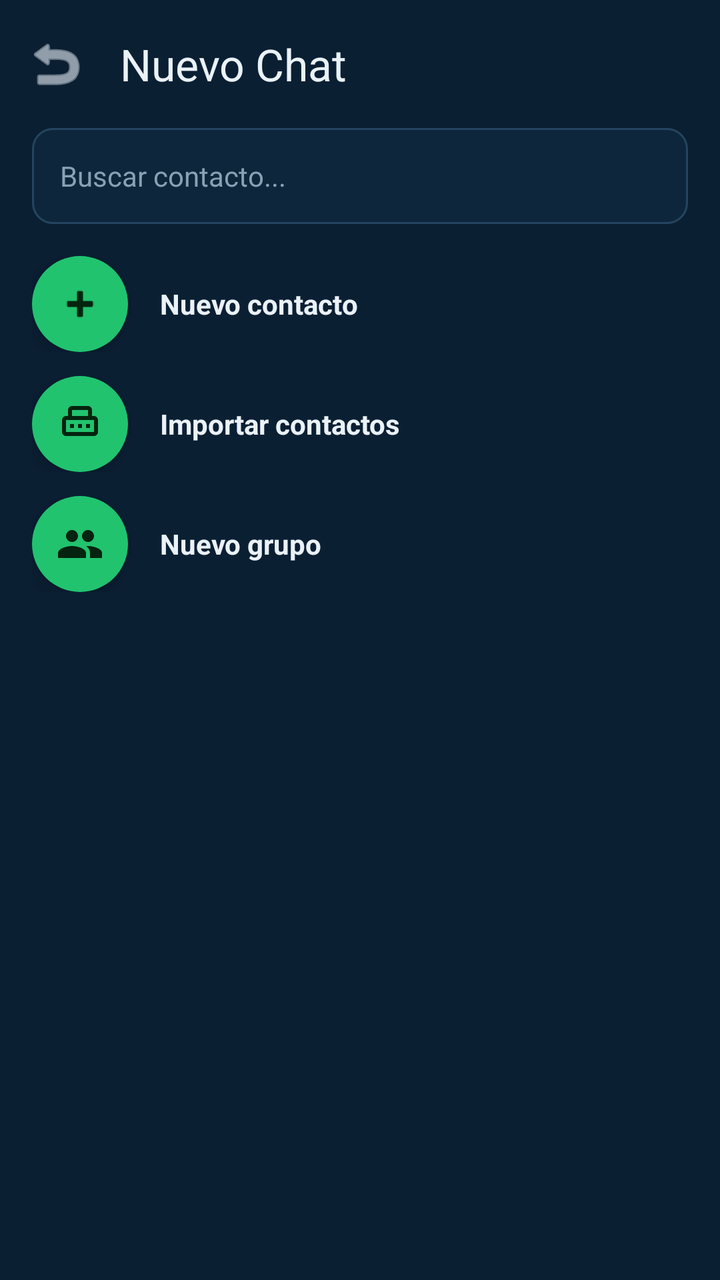
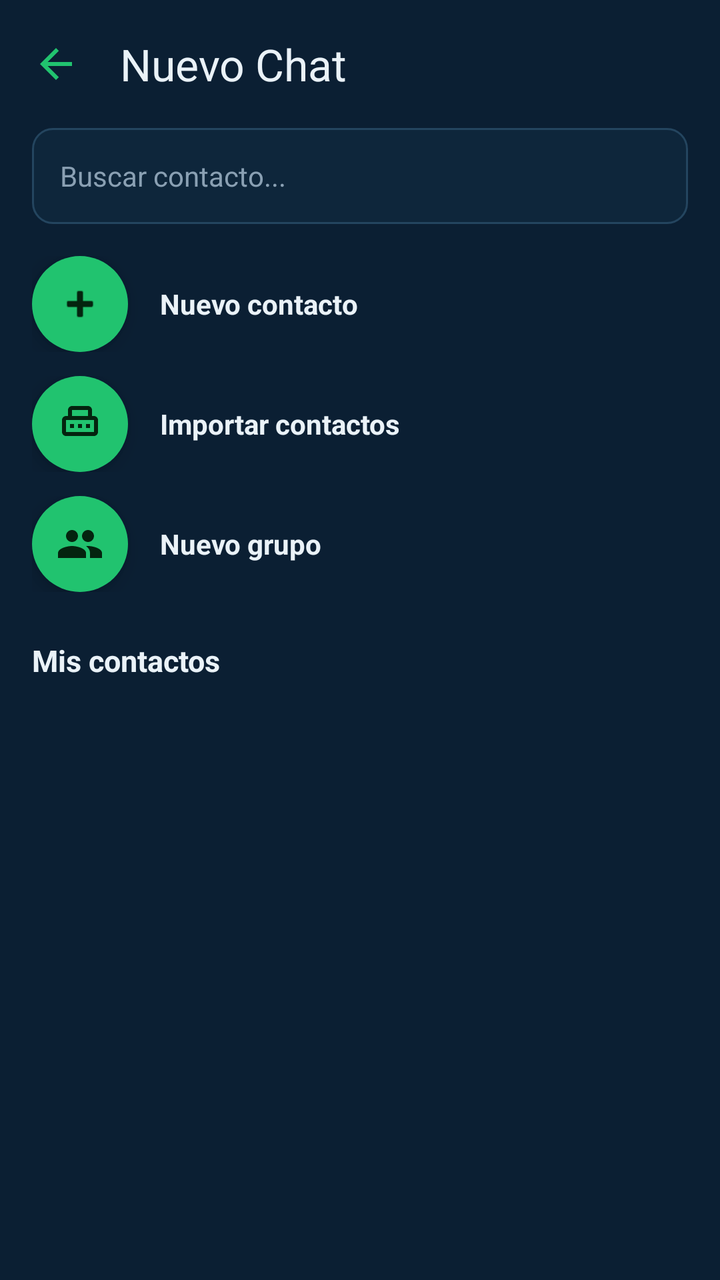

Screens rendered from an Android XML layout before and after an edit, with the pre-edit source and the edit as a unified diff.
<!-- AndroidManifest.xml: application theme Theme.SeminarioFinal -->
<!-- res/layout/activity_new_chat.xml -->
<?xml version="1.0" encoding="utf-8"?>
<LinearLayout xmlns:android="http://schemas.android.com/apk/res/android"
    xmlns:app="http://schemas.android.com/apk/res-auto"
    android:layout_width="match_parent"
    android:layout_height="match_parent"
    android:background="@color/navy"
    android:orientation="vertical">

    <com.google.android.material.appbar.MaterialToolbar
        android:id="@+id/toolbarNewChat"
        android:layout_width="match_parent"
        android:layout_height="wrap_content"
        android:background="@color/navy"
        app:navigationIcon="@android:drawable/ic_menu_revert"
        app:navigationIconTint="@color/white"
        app:title="Nuevo Chat"
        app:titleTextColor="@color/white" />

    <LinearLayout
        android:layout_width="match_parent"
        android:layout_height="wrap_content"
        android:orientation="vertical"
        android:paddingHorizontal="16dp"
        android:paddingBottom="12dp">

        <EditText
            android:id="@+id/etNcSearch"
            android:layout_width="match_parent"
            android:layout_height="48dp"
            android:background="@drawable/bg_input_dark"
            android:hint="Buscar contacto..."
            android:paddingHorizontal="14dp"
            android:textColor="@color/white"
            android:textColorHint="@color/mut_text"
            android:textSize="14sp" />

        
        <LinearLayout
            android:layout_width="match_parent"
            android:layout_height="wrap_content"
            android:layout_marginTop="16dp"
            android:orientation="vertical">

            
            <LinearLayout
                android:layout_width="match_parent"
                android:layout_height="wrap_content"
                android:layout_marginBottom="12dp"
                android:gravity="center_vertical"
                android:orientation="horizontal">

                <com.google.android.material.floatingactionbutton.FloatingActionButton
                    android:id="@+id/btnAddContact"
                    android:layout_width="wrap_content"
                    android:layout_height="wrap_content"
                    android:clickable="true"
                    android:focusable="true"
                    android:contentDescription="Nuevo contacto"
                    app:backgroundTint="@color/green_accent"
                    app:fabCustomSize="48dp"
                    app:maxImageSize="24dp"
                    app:shapeAppearanceOverlay="@style/CircleFAB"
                    app:srcCompat="@android:drawable/ic_input_add"
                    app:tint="@color/green_text" />

                <TextView
                    android:layout_width="wrap_content"
                    android:layout_height="wrap_content"
                    android:layout_marginStart="16dp"
                    android:text="Nuevo contacto"
                    android:textColor="@color/white"
                    android:textSize="14sp"
                    android:textStyle="bold" />
            </LinearLayout>

            
            <LinearLayout
                android:layout_width="match_parent"
                android:layout_height="wrap_content"
                android:layout_marginBottom="12dp"
                android:gravity="center_vertical"
                android:orientation="horizontal">

                <com.google.android.material.floatingactionbutton.FloatingActionButton
                    android:id="@+id/btnImportContacts"
                    android:layout_width="wrap_content"
                    android:layout_height="wrap_content"
                    android:clickable="true"
                    android:focusable="true"
                    android:contentDescription="Importar contactos"
                    app:backgroundTint="@color/green_accent"
                    app:fabCustomSize="48dp"
                    app:maxImageSize="24dp"
                    app:shapeAppearanceOverlay="@style/CircleFAB"
                    app:srcCompat="@drawable/ic_typewriter"
                    app:tint="@color/green_text" />

                <TextView
                    android:layout_width="wrap_content"
                    android:layout_height="wrap_content"
                    android:layout_marginStart="16dp"
                    android:text="Importar contactos"
                    android:textColor="@color/white"
                    android:textSize="14sp"
                    android:textStyle="bold" />
            </LinearLayout>

            
            <LinearLayout
                android:layout_width="match_parent"
                android:layout_height="wrap_content"
                android:gravity="center_vertical"
                android:orientation="horizontal">

                <com.google.android.material.floatingactionbutton.FloatingActionButton
                    android:id="@+id/btnNewGroup"
                    android:layout_width="wrap_content"
                    android:layout_height="wrap_content"
                    android:clickable="true"
                    android:focusable="true"
                    android:contentDescription="Nuevo grupo"
                    app:backgroundTint="@color/green_accent"
                    app:fabCustomSize="48dp"
                    app:maxImageSize="24dp"
                    app:shapeAppearanceOverlay="@style/CircleFAB"
                    app:srcCompat="@drawable/ic_group"
                    app:tint="@color/green_text" />

                <TextView
                    android:layout_width="wrap_content"
                    android:layout_height="wrap_content"
                    android:layout_marginStart="16dp"
                    android:text="Nuevo grupo"
                    android:textColor="@color/white"
                    android:textSize="14sp"
                    android:textStyle="bold" />
            </LinearLayout>

        </LinearLayout>
    </LinearLayout>

    <androidx.recyclerview.widget.RecyclerView
        android:id="@+id/rvNcList"
        android:layout_width="match_parent"
        android:layout_height="0dp"
        android:layout_weight="1" />
</LinearLayout>
<!-- resources referenced by this layout -->
<resources>
  <color name="green_accent">#21C36F</color>
  <color name="green_text">#04240F</color>
  <color name="mut_text">#8AA0B3</color>
  <color name="navy">#0B1F33</color>
  <color name="white">#EAF2F8</color>
  <!-- drawable bg_input_dark (drawable) -->
  <?xml version="1.0" encoding="utf-8"?>
  <shape xmlns:android="http://schemas.android.com/apk/res/android">
      <solid android:color="@color/navy_input" />
      <stroke android:width="1dp" android:color="@color/line_border" />
      <corners android:radius="10dp" />
  </shape>
  <!-- drawable ic_group (drawable) -->
  <?xml version="1.0" encoding="utf-8"?>
  <vector xmlns:android="http://schemas.android.com/apk/res/android"
      android:width="24dp"
      android:height="24dp"
      android:viewportWidth="24"
      android:viewportHeight="24">
      <path
          android:fillColor="@android:color/white"
          android:pathData="M16,11c1.66,0 2.99,-1.34 2.99,-3S17.66,5 16,5c-1.66,0 -3,1.34 -3,3s1.34,3 3,3zM8,11c1.66,0 2.99,-1.34 2.99,-3S9.66,5 8,5C6.34,5 5,6.34 5,8s1.34,3 3,3zM8,13c-2.33,0 -7,1.17 -7,3.5V19h14v-2.5c0,-2.33 -4.67,-3.5 -7,-3.5zM16,13c-0.29,0 -0.62,0.02 -0.97,0.05 1.16,0.84 1.97,1.97 1.97,3.45V19h6v-2.5c0,-2.33 -4.67,-3.5 -7,-3.5z"/>
  </vector>
  <!-- drawable ic_typewriter (drawable) -->
  <?xml version="1.0" encoding="utf-8"?>
  <vector xmlns:android="http://schemas.android.com/apk/res/android"
      android:width="24dp"
      android:height="24dp"
      android:viewportWidth="24"
      android:viewportHeight="24">
      <path
          android:fillColor="@android:color/white"
          android:pathData="M19,8h-1V5c0,-1.1 -0.9,-2 -2,-2H8c-1.1,0 -2,0.9 -2,2v3H5c-1.1,0 -2,0.9 -2,2v6c0,1.1 0.9,2 2,2h14c1.1,0 2,-0.9 2,-2v-6c0,-1.1 -0.9,-2 -2,-2zM8,5h8v3H8V5zm11,11H5v-6h14v6zM7,12h2v2H7zM11,12h2v2h-2zM15,12h2v2h-2z"/>
  </vector>
  <style name="CircleFAB" parent="">
          <item name="cornerSize">50%</item>
      </style>
  <style name="Theme.SeminarioFinal" parent="Base.Theme.SeminarioFinal" />
  <color name="navy_input">#0E263B</color>
  <color name="line_border">#24455F</color>
  <style name="Base.Theme.SeminarioFinal" parent="Theme.Material3.DayNight.NoActionBar">
          
          
      </style>
</resources>

<!-- the commit's change to res/layout/activity_new_chat.xml (unified diff, before → after) -->
@@ -6,13 +6,14 @@
     android:background="@color/navy"
     android:orientation="vertical">
 
+    
     <com.google.android.material.appbar.MaterialToolbar
         android:id="@+id/toolbarNewChat"
         android:layout_width="match_parent"
         android:layout_height="wrap_content"
         android:background="@color/navy"
-        app:navigationIcon="@android:drawable/ic_menu_revert"
-        app:navigationIconTint="@color/white"
+        app:navigationIcon="@drawable/ic_arrow_back"
+        app:navigationIconTint="@color/green_accent"
         app:title="Nuevo Chat"
         app:titleTextColor="@color/white" />
 
@@ -23,6 +24,7 @@
         android:paddingHorizontal="16dp"
         android:paddingBottom="12dp">
 
+        
         <EditText
             android:id="@+id/etNcSearch"
             android:layout_width="match_parent"
@@ -54,8 +56,8 @@
                     android:layout_width="wrap_content"
                     android:layout_height="wrap_content"
                     android:clickable="true"
+                    android:contentDescription="Nuevo contacto"
                     android:focusable="true"
-                    android:contentDescription="Nuevo contacto"
                     app:backgroundTint="@color/green_accent"
                     app:fabCustomSize="48dp"
                     app:maxImageSize="24dp"
@@ -86,8 +88,8 @@
                     android:layout_width="wrap_content"
                     android:layout_height="wrap_content"
                     android:clickable="true"
+                    android:contentDescription="Importar contactos"
                     android:focusable="true"
-                    android:contentDescription="Importar contactos"
                     app:backgroundTint="@color/green_accent"
                     app:fabCustomSize="48dp"
                     app:maxImageSize="24dp"
@@ -117,8 +119,8 @@
                     android:layout_width="wrap_content"
                     android:layout_height="wrap_content"
                     android:clickable="true"
+                    android:contentDescription="Nuevo grupo"
                     android:focusable="true"
-                    android:contentDescription="Nuevo grupo"
                     app:backgroundTint="@color/green_accent"
                     app:fabCustomSize="48dp"
                     app:maxImageSize="24dp"
@@ -139,9 +141,26 @@
         </LinearLayout>
     </LinearLayout>
 
+    
+    <TextView
+        android:id="@+id/tvContactsHeader"
+        android:layout_width="match_parent"
+        android:layout_height="wrap_content"
+        android:paddingHorizontal="16dp"
+        android:paddingTop="12dp"
+        android:paddingBottom="8dp"
+        android:text="Mis contactos"
+        android:textColor="@color/white"
+        android:textSize="15sp"
+        android:textStyle="bold" />
+
+    
     <androidx.recyclerview.widget.RecyclerView
         android:id="@+id/rvNcList"
         android:layout_width="match_parent"
         android:layout_height="0dp"
-        android:layout_weight="1" />
+        android:layout_weight="1"
+        android:clipToPadding="false"
+        android:paddingBottom="16dp" />
+
 </LinearLayout>
<!-- resource entries referenced after the edit -->
@@ -12,6 +12,17 @@
       <stroke android:width="1dp" android:color="@color/line_border" />
       <corners android:radius="10dp" />
   </shape>
+  <!-- drawable ic_arrow_back (drawable) -->
+  <vector xmlns:android="http://schemas.android.com/apk/res/android"
+      android:width="24dp"
+      android:height="24dp"
+      android:viewportWidth="24"
+      android:viewportHeight="24"
+      android:tint="?attr/colorControlNormal">
+      <path
+          android:fillColor="@android:color/white"
+          android:pathData="M20,11H7.83l5.59,-5.59L12,4l-8,8 8,8 1.41,-1.41L7.83,13H20v-2z"/>
+  </vector>
   <!-- drawable ic_group (drawable) -->
   <?xml version="1.0" encoding="utf-8"?>
   <vector xmlns:android="http://schemas.android.com/apk/res/android"
